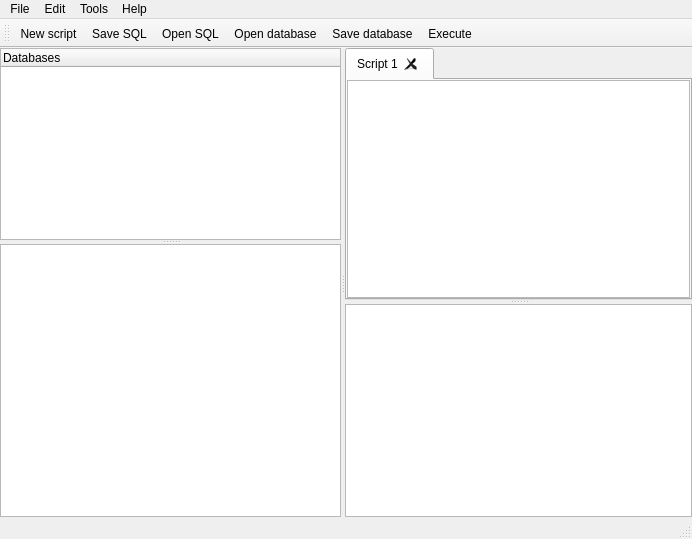
First picture: the form in mainwindow.ui, repository anachuri/dbmsClient, before the edit.
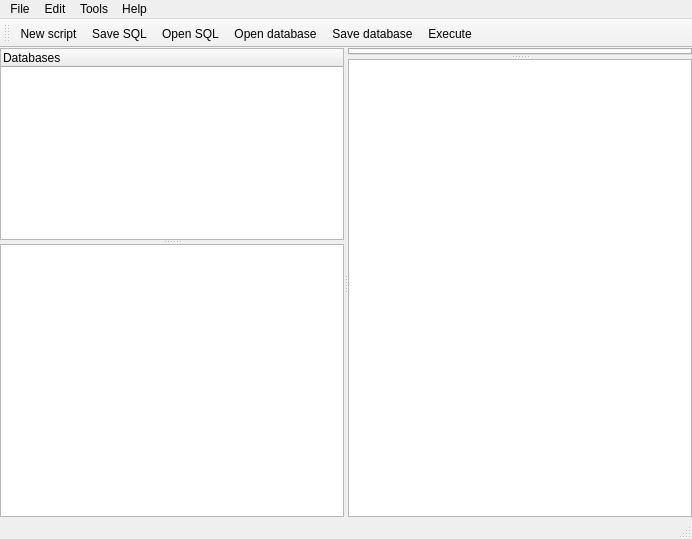
Second picture: the form after the edit. Icons and pictures are not drawn. Custom widgets are drawn as their Qt base class.

```diff
--- a/mainwindow.ui
+++ b/mainwindow.ui
@@ -89,28 +89,6 @@
         <property name="movable">
          <bool>true</bool>
         </property>
-        <widget class="QWidget" name="scriptTab">
-         <attribute name="title">
-          <string>Script 1</string>
-         </attribute>
-         <layout class="QVBoxLayout" name="verticalLayout">
-          <property name="leftMargin">
-           <number>0</number>
-          </property>
-          <property name="topMargin">
-           <number>0</number>
-          </property>
-          <property name="rightMargin">
-           <number>0</number>
-          </property>
-          <property name="bottomMargin">
-           <number>0</number>
-          </property>
-          <item>
-           <widget class="QTextEdit" name="textEdit"/>
-          </item>
-         </layout>
-        </widget>
        </widget>
        <widget class="QTableView" name="tableView"/>
       </widget>
```
Left out of the diff: 2 changed lines with no effect on the pictures.
